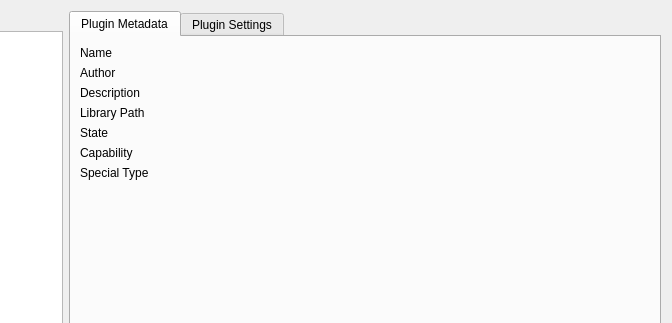
This is src/ui/widgets/windows/w_PluginManager.ui in Qv2ray/Qv2ray as Qt 5 draws it before an edit; both pictures show x 204 to 876 and y 0 to 323 of the 876 by 557 pixel window. The edited form follows.
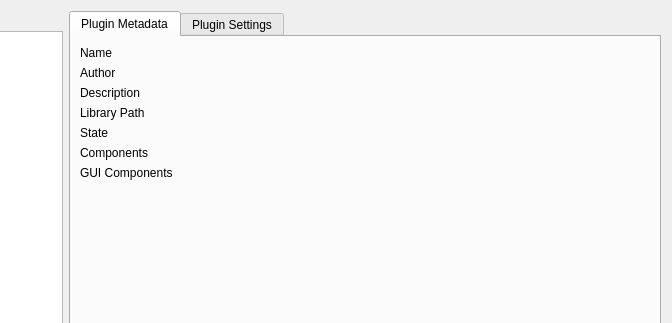
This is the edited form.

Commit message: fix: adapt adjusted interface v3

```diff
--- a/src/ui/widgets/windows/w_PluginManager.ui
+++ b/src/ui/widgets/windows/w_PluginManager.ui
@@ -227,10 +227,10 @@
            </property>
           </widget>
          </item>
-         <item row="5" column="0">
+         <item row="6" column="0">
           <widget class="QLabel" name="label_6">
            <property name="text">
-            <string>Capability</string>
+            <string>GUI Components</string>
            </property>
            <property name="alignment">
             <set>Qt::AlignLeading|Qt::AlignLeft|Qt::AlignTop</set>
@@ -259,38 +259,16 @@
            </property>
           </widget>
          </item>
-         <item row="6" column="0">
+         <item row="5" column="0">
           <widget class="QLabel" name="label_9">
            <property name="text">
-            <string>Special Type</string>
+            <string>Components</string>
            </property>
            <property name="alignment">
             <set>Qt::AlignLeading|Qt::AlignLeft|Qt::AlignTop</set>
            </property>
           </widget>
          </item>
-         <item row="6" column="1">
-          <widget class="QLabel" name="pluginTypeLabel">
-           <property name="sizePolicy">
-            <sizepolicy hsizetype="MinimumExpanding" vsizetype="Preferred">
-             <horstretch>0</horstretch>
-             <verstretch>0</verstretch>
-            </sizepolicy>
-           </property>
-           <property name="cursor">
-            <cursorShape>IBeamCursor</cursorShape>
-           </property>
-           <property name="text">
-            <string/>
-           </property>
-           <property name="wordWrap">
-            <bool>true</bool>
-           </property>
-           <property name="textInteractionFlags">
-            <set>Qt::LinksAccessibleByMouse|Qt::TextSelectableByMouse</set>
-           </property>
-          </widget>
-         </item>
         </layout>
        </item>
        <item row="0" column="1">
```
Left out of the diff: 24 changed lines with no effect on the pictures. The commit also changes 4 other files.
